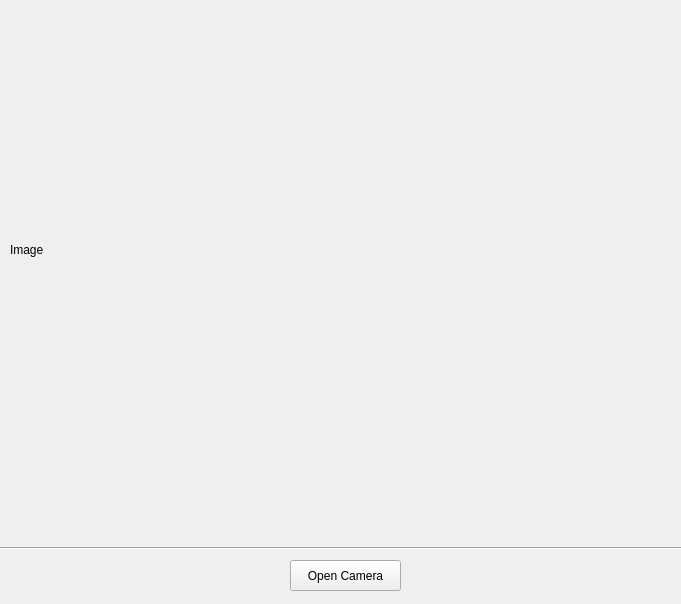
The window that mainwindow.ui (MrKarimiD/Magic_Mirror) describes before a commit, drawn with Qt 5.
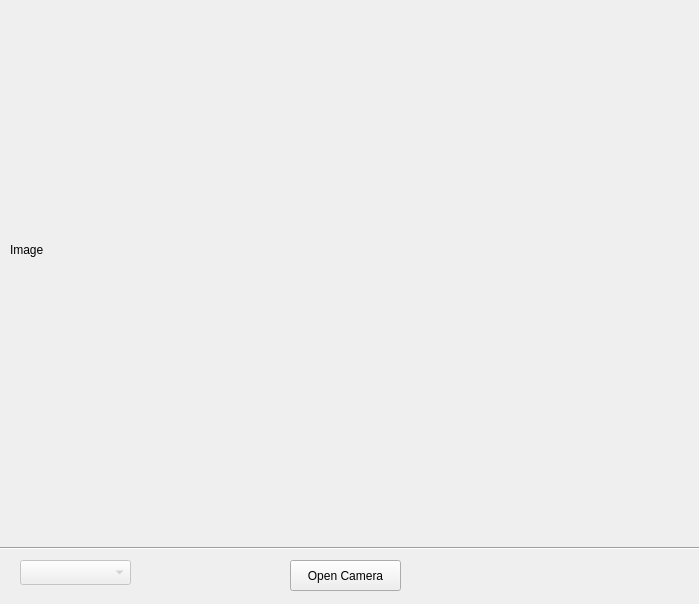
The same window after the commit.

Commit message: Add filter, it should be adjust to Halla's face

What changed in the file:
```diff
--- a/mainwindow.ui
+++ b/mainwindow.ui
@@ -6,7 +6,7 @@
    <rect>
     <x>0</x>
     <y>0</y>
-    <width>681</width>
+    <width>699</width>
     <height>604</height>
    </rect>
   </property>
@@ -53,6 +53,19 @@
      <string>Open Camera</string>
     </property>
    </widget>
+   <widget class="QComboBox" name="output_comboBox">
+    <property name="enabled">
+     <bool>false</bool>
+    </property>
+    <property name="geometry">
+     <rect>
+      <x>20</x>
+      <y>560</y>
+      <width>111</width>
+      <height>25</height>
+     </rect>
+    </property>
+   </widget>
   </widget>
  </widget>
  <layoutdefault spacing="6" margin="11"/>
```
The commit also changes 2 other files.
